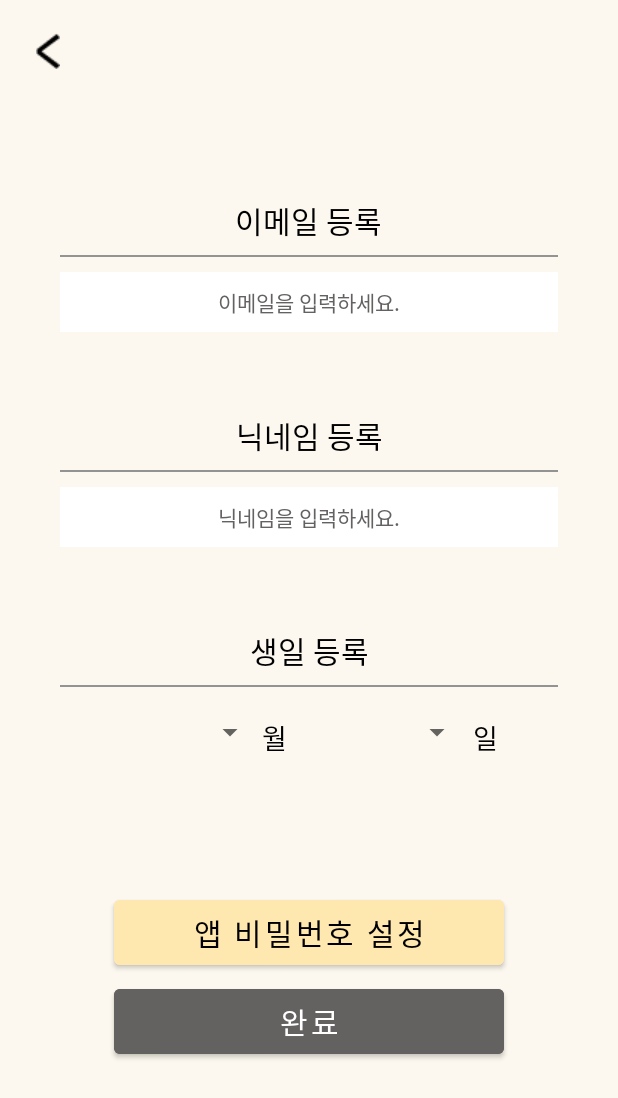
After one commit to Nicer-since-2021/attiary-android, an Android app: the fragment SignUpFragment placed in its activity, on a phone screen of 412 x 824 dp. The commit adds this screen. Shown: the top 1098 px of the screen. Run offline under Robolectric (Android 15) with nearby library versions, the phone set to English and light mode, and no system bars.

Commit message:
refactor: Activity to Fragment
ready, main, write 세가지 디렉토리에 각각 액티비티를 깔고, 프래그먼트를 구현해 연결한다.

현재 ReadyActivity.kt에 SplashFragment.kt까지만 연결해 두었고, 기존 MainActivity.kt 에서 'Fragment 구성으로 보기' 버튼 클릭하면 ReadyActivity.kt로 이동한다.
현재까지 구현되어있는 페이지에 한해, 액티비티의 xml을 프래그먼트 xml로 복사해 두었다.

```diff
--- a/app/src/main/java/com/nicer/attiary/view/MainActivity.kt
+++ b/app/src/main/java/com/nicer/attiary/view/MainActivity.kt
@@ -4,6 +4,7 @@ import android.content.Intent
 import android.os.Bundle
 import androidx.appcompat.app.AppCompatActivity
 import com.nicer.attiary.databinding.ActivityMainBinding
+import com.nicer.attiary.view.ready.ReadyActivity
 
 class MainActivity : AppCompatActivity() {
 
@@ -26,5 +27,10 @@ class MainActivity : AppCompatActivity() {
 		binding.btnGotoSignin.setOnClickListener {
 			startActivity(intent_signin)
 		}
+
+		val intent_frag = Intent(this, ReadyActivity::class.java)
+		binding.btnGotoFragment.setOnClickListener {
+			startActivity(intent_frag)
+		}
 	}
 }
--- /dev/null
+++ b/app/src/main/java/com/nicer/attiary/view/ready/ReadyActivity.kt
@@ -0,0 +1,31 @@
+package com.nicer.attiary.view.ready
+
+import android.os.Bundle
+import androidx.appcompat.app.AppCompatActivity
+import com.nicer.attiary.R
+import com.nicer.attiary.databinding.ActivityReadyBinding
+
+class ReadyActivity : AppCompatActivity() {
+
+	val binding by lazy { ActivityReadyBinding.inflate(layoutInflater) }
+
+	val splashFragment by lazy { SplashFragment() }
+	val signInFragment by lazy { SignInFragment() }
+	val signUpFragment by lazy { SignUpFragment() }
+
+	override fun onCreate(savedInstanceState: Bundle?) {
+		super.onCreate(savedInstanceState)
+		setContentView(binding.root)
+
+		setFragment()
+	}
+
+	fun setFragment(){
+		// 트랜젝션 생성
+		val transaction = supportFragmentManager.beginTransaction()
+
+		// 트랜젝션을 통해 화면에 fragment 삽입
+		transaction.add(R.id.frameLayout, splashFragment)
+		transaction.commit()
+	}
+}
--- /dev/null
+++ b/app/src/main/java/com/nicer/attiary/view/ready/SignUpFragment.kt
@@ -0,0 +1,28 @@
+package com.nicer.attiary.view.ready
+
+import android.content.Context
+import android.os.Bundle
+import android.view.LayoutInflater
+import android.view.View
+import android.view.ViewGroup
+import androidx.fragment.app.Fragment
+import com.nicer.attiary.databinding.FragmentSignUpBinding
+
+class SignUpFragment : Fragment() {
+
+	lateinit var binding: FragmentSignUpBinding
+	lateinit var readyActivity: ReadyActivity
+
+	override fun onAttach(context: Context) {
+		if (context is ReadyActivity) readyActivity = context
+		super.onAttach(context)
+	}
+
+	override fun onCreateView(
+		inflater: LayoutInflater, container: ViewGroup?,
+		savedInstanceState: Bundle?
+	): View? {
+		binding = FragmentSignUpBinding.inflate(inflater, container, false)
+		return binding.root
+	}
+}
--- /dev/null
+++ b/app/src/main/java/com/nicer/attiary/view/ready/SplashFragment.kt
@@ -0,0 +1,28 @@
+package com.nicer.attiary.view.ready
+
+import android.content.Context
+import android.os.Bundle
+import android.view.LayoutInflater
+import android.view.View
+import android.view.ViewGroup
+import androidx.fragment.app.Fragment
+import com.nicer.attiary.databinding.FragmentSplashBinding
+
+
+class SplashFragment : Fragment() {
+	lateinit var binding: FragmentSplashBinding
+	lateinit var readyActivity: ReadyActivity
+
+	override fun onAttach(context: Context) {
+		if (context is ReadyActivity) readyActivity = context
+		super.onAttach(context)
+	}
+
+	override fun onCreateView(
+		inflater: LayoutInflater, container: ViewGroup?,
+		savedInstanceState: Bundle?
+	): View? {
+		binding = FragmentSplashBinding.inflate(inflater, container, false)
+		return binding.root
+	}
+}
--- /dev/null
+++ b/app/src/main/res/layout/activity_ready.xml
@@ -0,0 +1,21 @@
+<?xml version="1.0" encoding="utf-8"?>
+<androidx.constraintlayout.widget.ConstraintLayout xmlns:android="http://schemas.android.com/apk/res/android"
+    xmlns:app="http://schemas.android.com/apk/res-auto"
+    xmlns:tools="http://schemas.android.com/tools"
+    android:layout_width="match_parent"
+    android:layout_height="match_parent"
+    tools:context=".view.ready.ReadyActivity">
+
+    <FrameLayout
+        android:id="@+id/frameLayout"
+        android:layout_width="0dp"
+        android:layout_height="0dp"
+        android:layout_marginTop="0dp"
+        android:layout_marginBottom="0dp"
+        app:layout_constraintBottom_toBottomOf="parent"
+        app:layout_constraintEnd_toEndOf="parent"
+        app:layout_constraintStart_toStartOf="parent"
+        app:layout_constraintTop_toTopOf="parent">
+
+    </FrameLayout>
+</androidx.constraintlayout.widget.ConstraintLayout>
--- /dev/null
+++ b/app/src/main/res/layout/fragment_sign_up.xml
@@ -0,0 +1,220 @@
+<?xml version="1.0" encoding="utf-8"?>
+<androidx.constraintlayout.widget.ConstraintLayout xmlns:android="http://schemas.android.com/apk/res/android"
+    xmlns:app="http://schemas.android.com/apk/res-auto"
+    xmlns:tools="http://schemas.android.com/tools"
+    android:layout_width="match_parent"
+    android:layout_height="match_parent"
+    android:background="@color/yellow_background"
+    tools:context=".view.SignUpActivity">
+
+    <ImageButton
+        android:id="@+id/buttonBack"
+        android:layout_width="48dp"
+        android:layout_height="48dp"
+        android:layout_marginStart="8dp"
+        android:layout_marginTop="10dp"
+        android:background="@android:color/transparent"
+        android:contentDescription="@string/back_button"
+        app:layout_constraintStart_toStartOf="parent"
+        app:layout_constraintTop_toTopOf="parent"
+        app:srcCompat="@drawable/back_button" />
+
+    <!-- name -->
+    <TextView
+        android:id="@+id/textName"
+        android:layout_width="wrap_content"
+        android:layout_height="wrap_content"
+        android:layout_marginTop="54dp"
+        android:fontFamily="@font/im_hyemin_bold"
+        android:text="@string/register_name"
+        android:textColor="@color/black"
+        android:textSize="20sp"
+        app:layout_constraintEnd_toEndOf="parent"
+        app:layout_constraintStart_toStartOf="parent"
+        app:layout_constraintTop_toBottomOf="@+id/editEmail" />
+
+    <View
+        android:id="@+id/lineName"
+        android:layout_width="match_parent"
+        android:layout_height="1dp"
+        android:layout_marginStart="40dp"
+        android:layout_marginTop="8dp"
+        android:layout_marginEnd="40dp"
+        android:background="@color/gray_register_line"
+        app:layout_constraintEnd_toEndOf="parent"
+        app:layout_constraintStart_toStartOf="parent"
+        app:layout_constraintTop_toBottomOf="@+id/textName" />
+
+    <EditText
+        android:id="@+id/editName"
+        android:layout_width="0dp"
+        android:layout_height="40dp"
+        android:layout_marginStart="40dp"
+        android:layout_marginTop="10dp"
+        android:layout_marginEnd="40dp"
+        android:background="@color/white"
+        android:ems="10"
+        android:fontFamily="@font/im_heymin_regular"
+        android:gravity="center"
+        android:hint="@string/register_name_edit"
+        android:inputType="textPersonName"
+        android:textColor="@color/black"
+        android:textColorHint="@color/gray_button"
+        android:textSize="14sp"
+        app:layout_constraintEnd_toEndOf="parent"
+        app:layout_constraintStart_toStartOf="parent"
+        app:layout_constraintTop_toBottomOf="@+id/lineName" />
+
+    <!-- email -->
+    <TextView
+        android:id="@+id/textEmail"
+        android:layout_width="wrap_content"
+        android:layout_height="wrap_content"
+        android:layout_marginTop="132dp"
+        android:fontFamily="@font/im_hyemin_bold"
+        android:text="@string/register_email"
+        android:textColor="@color/black"
+        android:textSize="20sp"
+        app:layout_constraintEnd_toEndOf="parent"
+        app:layout_constraintHorizontal_bias="0.498"
+        app:layout_constraintStart_toStartOf="parent"
+        app:layout_constraintTop_toTopOf="parent" />
+
+    <View
+        android:id="@+id/lineEmail"
+        android:layout_width="match_parent"
+        android:layout_height="1dp"
+        android:layout_marginStart="40dp"
+        android:layout_marginTop="8dp"
+        android:layout_marginEnd="40dp"
+        android:background="@color/gray_register_line"
+        app:layout_constraintEnd_toEndOf="parent"
+        app:layout_constraintHorizontal_bias="0.0"
+        app:layout_constraintStart_toStartOf="parent"
+        app:layout_constraintTop_toBottomOf="@+id/textEmail" />
+
+    <EditText
+        android:id="@+id/editEmail"
+        android:layout_width="0dp"
+        android:layout_height="40dp"
+        android:layout_marginStart="40dp"
+        android:layout_marginTop="10dp"
+        android:layout_marginEnd="40dp"
+        android:background="@color/white"
+        android:cursorVisible="true"
+        android:ems="10"
+        android:fontFamily="@font/im_heymin_regular"
+        android:gravity="center"
+        android:hint="@string/register_email_edit"
+        android:inputType="textEmailAddress"
+        android:textColor="@color/black"
+        android:textColorHint="@color/gray_button"
+        android:textSize="14sp"
+        app:layout_constraintEnd_toEndOf="parent"
+        app:layout_constraintHorizontal_bias="0.0"
+        app:layout_constraintStart_toStartOf="parent"
+        app:layout_constraintTop_toBottomOf="@+id/lineEmail" />
+
+    <!-- birthday -->
+    <View
+        android:id="@+id/lineBirth"
+        android:layout_width="match_parent"
+        android:layout_height="1dp"
+        android:layout_marginStart="40dp"
+        android:layout_marginTop="8dp"
+        android:layout_marginEnd="40dp"
+        android:background="@color/gray_register_line"
+        app:layout_constraintEnd_toEndOf="parent"
+        app:layout_constraintStart_toStartOf="parent"
+        app:layout_constraintTop_toBottomOf="@+id/textBirth" />
+
+    <TextView
+        android:id="@+id/textBirth"
+        android:layout_width="wrap_content"
+        android:layout_height="wrap_content"
+        android:layout_marginTop="54dp"
+        android:fontFamily="@font/im_hyemin_bold"
+        android:text="@string/register_birth"
+        android:textColor="@color/black"
+        android:textSize="20sp"
+        app:layout_constraintEnd_toEndOf="parent"
+        app:layout_constraintStart_toStartOf="parent"
+        app:layout_constraintTop_toBottomOf="@+id/editName" />
+
+
+    <TextView
+        android:id="@+id/textMonth"
+        android:layout_width="wrap_content"
+        android:layout_height="wrap_content"
+        android:layout_marginTop="20dp"
+        android:layout_marginEnd="24dp"
+        android:fontFamily="@font/im_heymin_regular"
+        android:text="@string/month"
+        android:textColor="@color/black"
+        android:textSize="18sp"
+        app:layout_constraintEnd_toStartOf="@+id/spinnerDay"
+        app:layout_constraintTop_toBottomOf="@+id/lineBirth" />
+
+    <TextView
+        android:id="@+id/textDay"
+        android:layout_width="wrap_content"
+        android:layout_height="wrap_content"
+        android:layout_marginTop="20dp"
+        android:layout_marginEnd="80dp"
+        android:fontFamily="@font/im_heymin_regular"
+        android:text="@string/day"
+        android:textColor="@color/black"
+        android:textSize="18sp"
+        app:layout_constraintEnd_toEndOf="parent"
+        app:layout_constraintTop_toBottomOf="@+id/lineBirth" />
+
+    <Button
+        android:id="@+id/buttonSettingPassword"
+        android:layout_width="260dp"
+        android:layout_height="55dp"
+        android:layout_marginTop="136dp"
+        android:backgroundTint="@color/yellow_top"
+        android:fontFamily="@font/im_hyemin_bold"
+        android:text="@string/setting_password_button"
+        android:textColor="@color/black"
+        android:textSize="20sp"
+        app:layout_constraintEnd_toEndOf="parent"
+        app:layout_constraintHorizontal_bias="0.5"
+        app:layout_constraintStart_toStartOf="parent"
+        app:layout_constraintTop_toBottomOf="@+id/lineBirth" />
+
+    <Button
+        android:id="@+id/buttonSubmit"
+        android:layout_width="260dp"
+        android:layout_height="55dp"
+        android:layout_marginTop="4dp"
+        android:backgroundTint="@color/gray_submit_button"
+        android:fontFamily="@font/im_hyemin_bold"
+        android:text="@string/signup_button"
+        android:textColor="@color/white"
+        android:textSize="20sp"
+        app:layout_constraintEnd_toEndOf="parent"
+        app:layout_constraintStart_toStartOf="parent"
+        app:layout_constraintTop_toBottomOf="@+id/buttonSettingPassword" />
+
+    <Spinner
+        android:id="@+id/spinnerMonth"
+        android:layout_width="100dp"
+        android:layout_height="28dp"
+        android:layout_marginStart="80dp"
+        android:layout_marginTop="16dp"
+        android:spinnerMode="dialog"
+        app:layout_constraintEnd_toStartOf="@+id/textMonth"
+        app:layout_constraintStart_toStartOf="parent"
+        app:layout_constraintTop_toBottomOf="@+id/lineBirth" />
+
+    <Spinner
+        android:id="@+id/spinnerDay"
+        android:layout_width="100dp"
+        android:layout_height="28dp"
+        android:layout_marginTop="16dp"
+        android:spinnerMode="dialog"
+        app:layout_constraintEnd_toStartOf="@+id/textDay"
+        app:layout_constraintTop_toBottomOf="@+id/lineBirth" />
+
+</androidx.constraintlayout.widget.ConstraintLayout>
--- a/app/src/main/res/values/strings.xml
+++ b/app/src/main/res/values/strings.xml
@@ -18,4 +18,6 @@
     <string name="warning_pw_info">암호가 일치하지 않습니다.</string>
     <string name="enter_pw">암호 입력</string>
     <string name="enter_pw_info">암호를 입력해주세요.</string>
+    <!-- TODO: Remove or change this placeholder text -->
+    <string name="hello_blank_fragment">Hello blank fragment</string>
 </resources>
```
Also changed, not shown: app/src/main/AndroidManifest.xml (+16 -9 lines), app/src/main/java/com/nicer/attiary/view/main/MainActivity2.kt (added, +14 -0 lines), app/src/main/java/com/nicer/attiary/view/ready/AppPasswordFragment.kt (added, +18 -0 lines), app/src/main/java/com/nicer/attiary/view/ready/SignInFragment.kt (added, +42 -0 lines), app/src/main/java/com/nicer/attiary/view/write/WriteActivity.kt (added, +14 -0 lines), app/src/main/res/layout/activity_main.xml (+11 -0 lines), app/src/main/res/layout/activity_main2.xml (added, +9 -0 lines), app/src/main/res/layout/activity_write.xml (added, +9 -0 lines), app/src/main/res/layout/fragment_app_password.xml (added, +14 -0 lines), app/src/main/res/layout/fragment_sign_in.xml (added, +22 -0 lines), app/src/main/res/layout/fragment_splash.xml (added, +18 -0 lines).
